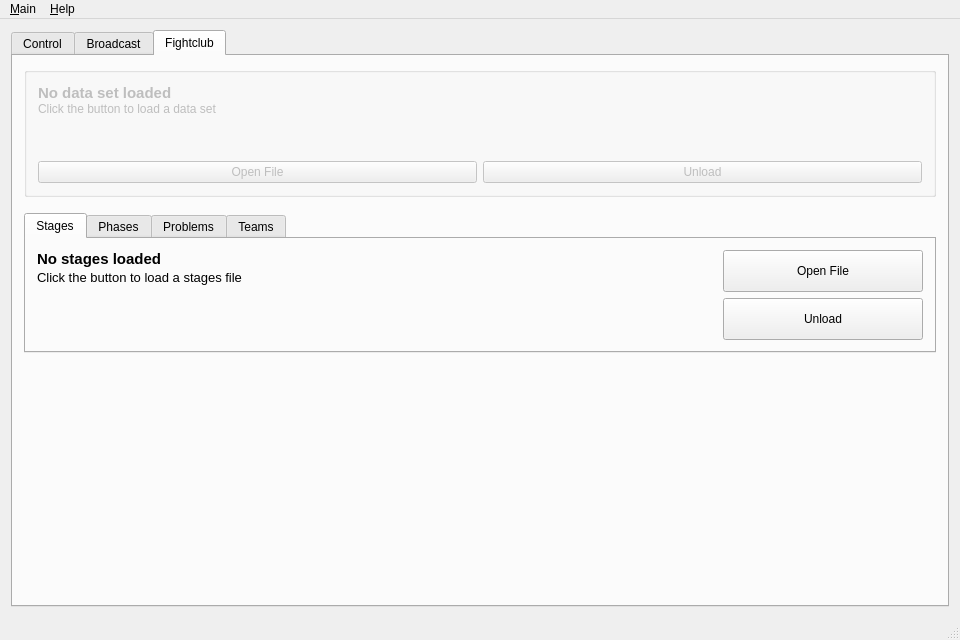
The window that client/fightclubclient.ui (SFr682k/fightclub) describes before a commit, drawn with Qt 5.
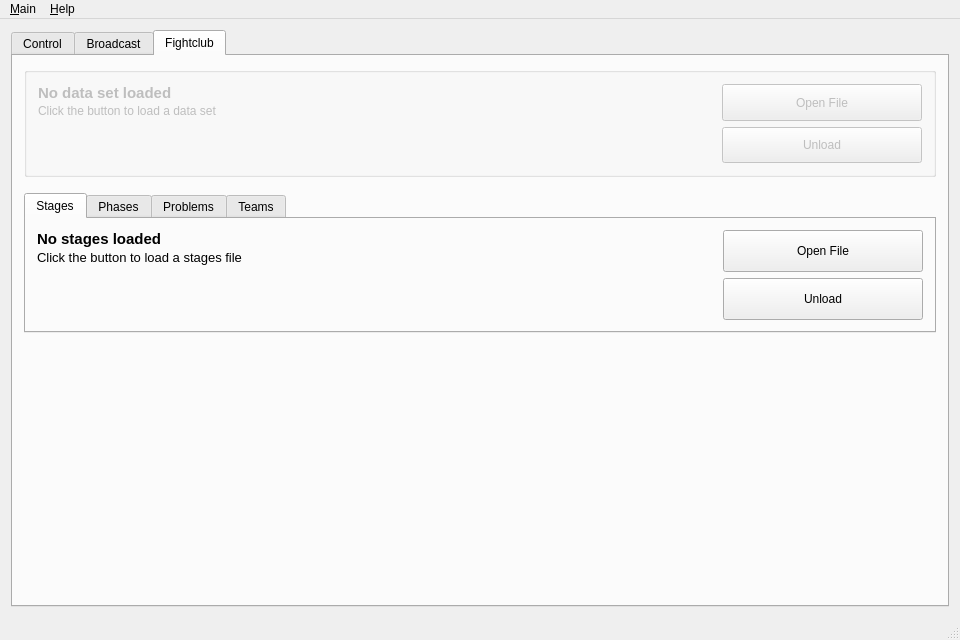
The same window after the commit. The open tabs and pages were chosen to show the change. Icons and pictures are not drawn.

What changed in the file:
```diff
--- a/client/fightclubclient.ui
+++ b/client/fightclubclient.ui
@@ -1322,15 +1322,17 @@
           <property name="maximumSize">
            <size>
             <width>16777215</width>
-            <height>130</height>
+            <height>110</height>
            </size>
           </property>
           <property name="title">
            <string/>
           </property>
-          <layout class="QVBoxLayout" name="verticalLayout_8">
+          <layout class="QHBoxLayout" name="horizontalLayout_7">
+           <item>
+            <layout class="QVBoxLayout" name="verticalLayout_20">
            <property name="spacing">
-            <number>0</number>
+              <number>2</number>
            </property>
            <item>
             <widget class="QLabel" name="dataSetTitle">
@@ -1355,7 +1357,7 @@
            <item>
             <widget class="QLabel" name="dataSetDescr">
              <property name="sizePolicy">
-              <sizepolicy hsizetype="Preferred" vsizetype="Fixed">
+                <sizepolicy hsizetype="Expanding" vsizetype="Fixed">
                <horstretch>0</horstretch>
                <verstretch>0</verstretch>
               </sizepolicy>
@@ -1381,8 +1383,10 @@
              </property>
             </spacer>
            </item>
+            </layout>
+           </item>
            <item>
-            <layout class="QHBoxLayout" name="horizontalLayout_5">
+            <layout class="QVBoxLayout" name="verticalLayout_8">
              <item>
               <widget class="QPushButton" name="loadDataSet">
                <property name="enabled">
@@ -1394,6 +1398,18 @@
                  <verstretch>0</verstretch>
                 </sizepolicy>
                </property>
+               <property name="minimumSize">
+                <size>
+                 <width>200</width>
+                 <height>0</height>
+                </size>
+               </property>
+               <property name="maximumSize">
+                <size>
+                 <width>200</width>
+                 <height>16777215</height>
+                </size>
+               </property>
                <property name="text">
                 <string>Open File</string>
                </property>
@@ -1420,6 +1436,18 @@
                  <verstretch>0</verstretch>
                 </sizepolicy>
                </property>
+               <property name="minimumSize">
+                <size>
+                 <width>200</width>
+                 <height>0</height>
+                </size>
+               </property>
+               <property name="maximumSize">
+                <size>
+                 <width>200</width>
+                 <height>16777215</height>
+                </size>
+               </property>
                <property name="text">
                 <string>Unload</string>
                </property>
```
Left out of the diff: 2 changed lines with no effect on the pictures. Lines whose indentation alone changed are shown as unchanged.
